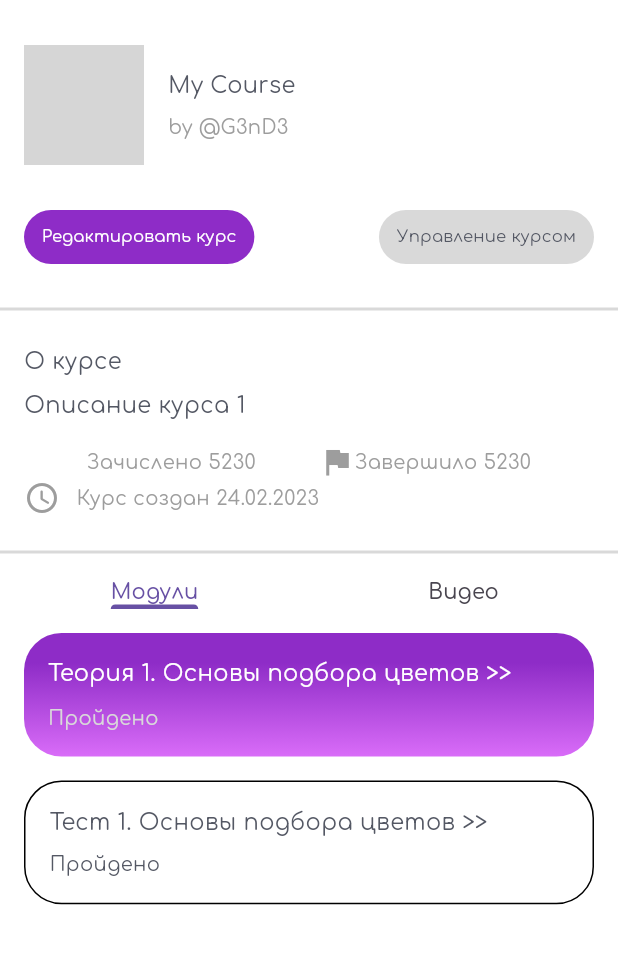
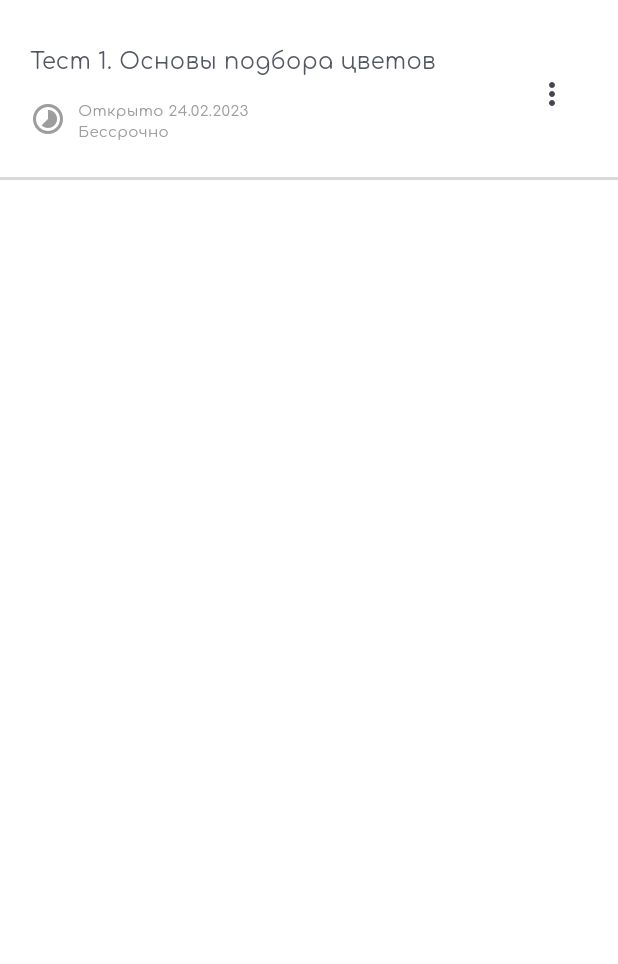
Before and after one commit to G3nD4/studies-mobile, a Flutter app: the CourseScreen screen opened by its route, after a tap on "Тест 1. Основы подбора цветов >>", on a phone screen of 412 x 824 dp, the part 63-1027 px from its top. Run offline on Flutter 3.47's test engine with Material 3 defaults, Android fonts, the phone set to English and light mode, and no system bars; our stand-ins replace bloc, cached_network_image, easy_debounce, flutter_bloc; network calls fail; grey boxes are pictures that could not be loaded.

Commit message:
feat[app]: added test screen, test classes

```diff
--- /dev/null
+++ b/lib/domain/enums/content_type_enum.dart
@@ -0,0 +1,4 @@
+enum CourseContentType {
+  test,
+  education,
+}
--- /dev/null
+++ b/lib/domain/enums/test_answer_type_enum.dart
@@ -0,0 +1,5 @@
+enum TestAnswerType {
+  multiChouseAnswer,
+  singleChouseAnswer,
+  textAnswer,
+}
--- a/lib/routing/route_generator.dart
+++ b/lib/routing/route_generator.dart
@@ -5,6 +5,7 @@ import '../domain/models/course_model.dart';
 import '../main.dart';
 import '../ui/course/course_content/course_content_screen.dart';
 import '../ui/course/course_screen.dart';
+import '../ui/course/course_test/course_test_screen.dart';
 import '../ui/course/redact_course/redact_course_screen.dart';
 import '../ui/course/redact_course/widgets/course_management_screen.dart';
 import '../ui/main_video/video_screen.dart';
@@ -20,6 +21,7 @@ const courseScreenRoute = '/course';
 const courseManagementRoute = '/course/management';
 const courseContentRoute = '/course/content';
 const editCourseRoute = '/course/edit';
+const courseTestRoute = '/course/test';
 
 class RouteGenerator {
   static Route<dynamic> generateRoute(RouteSettings settings) {
@@ -62,6 +64,11 @@ class RouteGenerator {
             ),
           ),
         );
+
+      case courseTestRoute:
+        return MaterialPageRoute(
+          builder: (_) => const CourseTestScreen(),
+        );
       default:
         {
           throw Exception('Route not found!');
--- a/lib/ui/course/course_screen.dart
+++ b/lib/ui/course/course_screen.dart
@@ -156,9 +156,6 @@ class _CourseScreenState extends State<CourseScreen>
             style: context.text.labelStyle,
           ),
           paddingVerticalMedium,
-          Row(
-            mainAxisAlignment: MainAxisAlignment.spaceEvenly,
-            children: [
           Text(
             'Зачислено 5230',
             style: context.text.labelStyle.copyWith(
@@ -166,8 +163,9 @@ class _CourseScreenState extends State<CourseScreen>
               color: AppColors.lightGrey,
             ),
           ),
+          paddingVerticalSmall,
           Row(
-                mainAxisAlignment: MainAxisAlignment.center,
+            mainAxisAlignment: MainAxisAlignment.start,
             children: [
               const Icon(
                 Icons.flag,
@@ -182,8 +180,7 @@ class _CourseScreenState extends State<CourseScreen>
               ),
             ],
           ),
-            ],
-          ),
+          paddingVerticalSmall,
           Row(
             children: [
               const Icon(
--- /dev/null
+++ b/lib/ui/course/course_test/course_test_screen.dart
@@ -0,0 +1,36 @@
+import 'package:coursor_tiktok/ui/course/widgets/course_content_header.dart';
+import 'package:coursor_tiktok/ui/themes/theme.dart';
+import 'package:flutter/material.dart';
+
+import '../../../domain/enums/content_type_enum.dart';
+import '../../common/default_divider.dart';
+
+class CourseTestScreen extends StatelessWidget {
+  const CourseTestScreen({super.key});
+
+  @override
+  Widget build(BuildContext context) {
+    return Scaffold(
+      appBar: AppBar(
+        title: const Text('Страница курса'),
+        centerTitle: true,
+      ),
+      body: const Column(
+        children: <Widget>[
+          Padding(
+            padding: EdgeInsets.symmetric(
+              horizontal: 20.0,
+              vertical: 16.0,
+            ),
+            child: CourseContentHeader(
+              title: '1. Основы подбора цветов',
+              contentType: CourseContentType.test,
+            ),
+          ),
+          DefaultDivider(),
+          paddingVerticalMedium,
+        ],
+      ),
+    );
+  }
+}
--- /dev/null
+++ b/lib/ui/course/widgets/course_content_header.dart
@@ -0,0 +1,69 @@
+import 'package:coursor_tiktok/domain/enums/content_type_enum.dart';
+import 'package:flutter/material.dart';
+
+import '../../themes/theme.dart';
+
+class CourseContentHeader extends StatelessWidget {
+  final String title;
+  final CourseContentType contentType;
+
+  const CourseContentHeader({
+    super.key,
+    required this.title,
+    required this.contentType,
+  });
+
+  @override
+  Widget build(BuildContext context) {
+    return Row(
+      mainAxisAlignment: MainAxisAlignment.spaceBetween,
+      children: [
+        Column(
+          crossAxisAlignment: CrossAxisAlignment.start,
+          mainAxisAlignment: MainAxisAlignment.start,
+          children: [
+            Text(
+              getHeaderText(),
+              style: context.text.appDescription.copyWith(fontSize: 15.0),
+            ),
+            paddingVerticalMedium,
+            Row(
+              crossAxisAlignment: CrossAxisAlignment.start,
+              children: [
+                const Icon(
+                  Icons.timelapse_outlined,
+                  color: AppColors.lightGrey,
+                ),
+                paddingHorizontalSmall,
+                Text(
+                  'Открыто 24.02.2023' '\nБессрочно',
+                  style: context.text.appDescription.copyWith(
+                    fontSize: 10.0,
+                    color: AppColors.lightGrey,
+                  ),
+                ),
+              ],
+            )
+          ],
+        ),
+        IconButton(
+          onPressed: () {},
+          icon: const Icon(Icons.more_vert),
+        ),
+      ],
+    );
+  }
+
+  String getHeaderText() {
+    late String type;
+    switch (contentType) {
+      case CourseContentType.education:
+        type = 'Теория';
+      case CourseContentType.test:
+        type = 'Тест';
+      default:
+        type = '';
+    }
+    return '$type $title';
+  }
+}
--- a/lib/ui/course/widgets/course_modules_list.dart
+++ b/lib/ui/course/widgets/course_modules_list.dart
@@ -9,9 +9,9 @@ class CourseModulesList extends StatelessWidget {
 
   @override
   Widget build(BuildContext context) {
-    return Padding(
-      padding: const EdgeInsets.symmetric(horizontal: 16.0),
-      child: const Column(
+    return const Padding(
+      padding: EdgeInsets.symmetric(horizontal: 16.0),
+      child: Column(
         children: [
           ModuleShortWidget(),
           paddingVerticalMedium,
--- a/lib/ui/course/widgets/test_short_widget.dart
+++ b/lib/ui/course/widgets/test_short_widget.dart
@@ -1,3 +1,4 @@
+import 'package:coursor_tiktok/routing/route_generator.dart';
 import 'package:flutter/material.dart';
 import '../../themes/theme.dart';
 
@@ -8,9 +9,7 @@ class TestShortWidget extends StatelessWidget {
   Widget build(BuildContext context) {
     return GestureDetector(
       onTap: () {
-        throw UnimplementedError(
-            'Transition to TestShortWidget not implemented');
-        // Navigator.of(context).pushNamed(courseContentRoute);
+        Navigator.of(context).pushNamed(courseTestRoute);
       },
       child: Container(
         height: MediaQuery.of(context).size.height * 0.1,
```
Also changed, not shown: lib/domain/models/course_test_model.dart (added, +11 -0 lines), lib/domain/models/course_test_question_model.dart (added, +19 -0 lines), lib/ui/course/course_content/course_content_screen.dart (+8 -43 lines), lib/ui/course/course_test/logic/cubit/course_test_cubit.dart (added, +11 -0 lines), lib/ui/course/course_test/logic/cubit/course_test_state.dart (added, +11 -0 lines), lib/ui/course/course_test/widgets/test_widget.dart (added, +41 -0 lines). Lines whose indentation alone changed are shown as unchanged.
